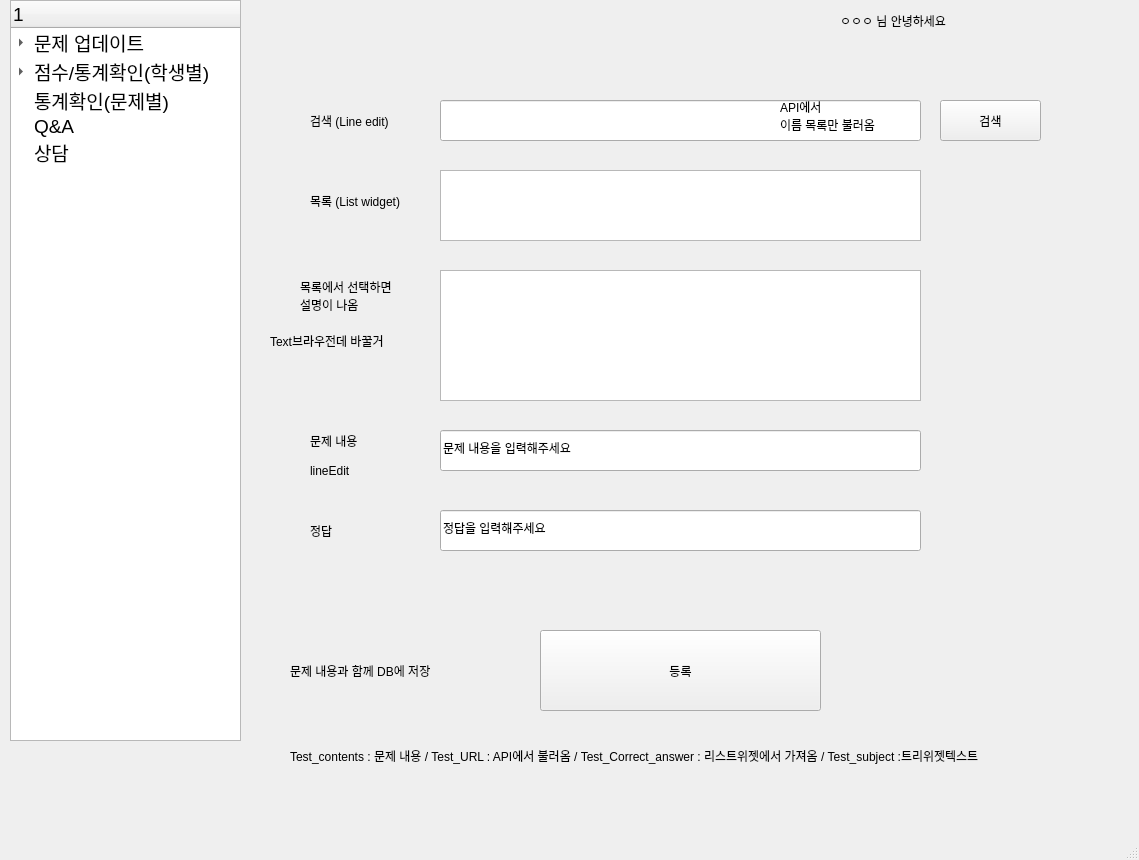
The window that Teacher.ui (gitaeyu/Education_app) describes before a commit, drawn with Qt 5.
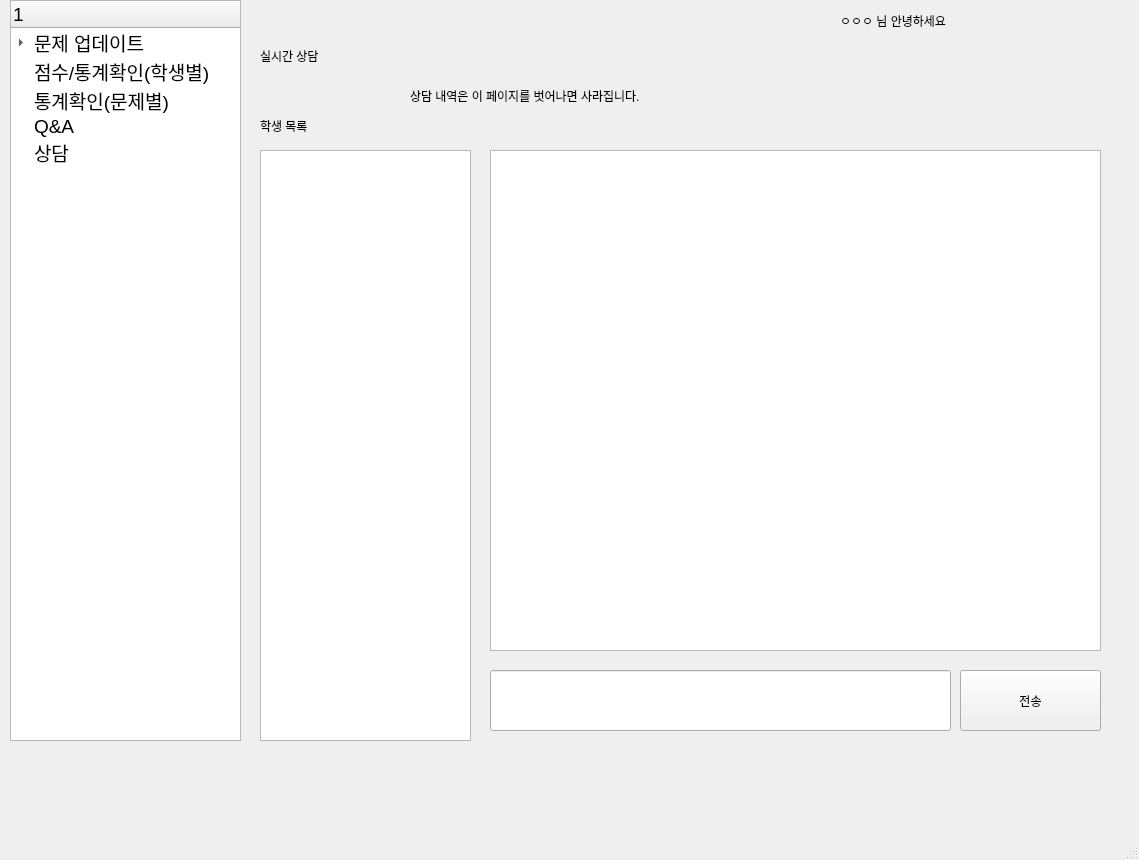
The same window after the commit. The open tabs and pages were chosen to show the change.

The edit to the form file:
```diff
--- a/Teacher.ui
+++ b/Teacher.ui
@@ -48,11 +48,11 @@
          <x>20</x>
          <y>20</y>
          <width>521</width>
-         <height>491</height>
+         <height>601</height>
         </rect>
        </property>
        <property name="currentIndex">
-        <number>1</number>
+        <number>0</number>
        </property>
        <widget class="QWidget" name="page_5">
         <widget class="QLineEdit" name="le_input_ID">
@@ -700,7 +700,7 @@
        </rect>
       </property>
       <property name="currentIndex">
-       <number>0</number>
+       <number>2</number>
       </property>
       <widget class="QWidget" name="page_3">
        <widget class="QLineEdit" name="test_update_search_LE">
@@ -918,7 +918,135 @@
         </property>
        </widget>
       </widget>
-      <widget class="QWidget" name="page_4"/>
+      <widget class="QWidget" name="page_4">
+       <widget class="QLabel" name="label_18">
+        <property name="geometry">
+         <rect>
+          <x>20</x>
+          <y>20</y>
+          <width>131</width>
+          <height>61</height>
+         </rect>
+        </property>
+        <property name="text">
+         <string>점수/통계확인 (학생별)</string>
+        </property>
+       </widget>
+      </widget>
+      <widget class="QWidget" name="page_8">
+       <widget class="QLabel" name="label_19">
+        <property name="geometry">
+         <rect>
+          <x>20</x>
+          <y>20</y>
+          <width>121</width>
+          <height>41</height>
+         </rect>
+        </property>
+        <property name="text">
+         <string>문제별 통계 확인 ??</string>
+        </property>
+       </widget>
+      </widget>
+      <widget class="QWidget" name="page_9">
+       <widget class="QLabel" name="label_17">
+        <property name="geometry">
+         <rect>
+          <x>20</x>
+          <y>20</y>
+          <width>181</width>
+          <height>111</height>
+         </rect>
+        </property>
+        <property name="text">
+         <string>Q&amp;A</string>
+        </property>
+       </widget>
+      </widget>
+      <widget class="QWidget" name="page_10">
+       <widget class="QLabel" name="label_14">
+        <property name="geometry">
+         <rect>
+          <x>10</x>
+          <y>0</y>
+          <width>121</width>
+          <height>31</height>
+         </rect>
+        </property>
+        <property name="text">
+         <string>실시간 상담</string>
+        </property>
+       </widget>
+       <widget class="QLabel" name="label_15">
+        <property name="geometry">
+         <rect>
+          <x>160</x>
+          <y>20</y>
+          <width>601</width>
+          <height>71</height>
+         </rect>
+        </property>
+        <property name="text">
+         <string>상담 내역은 이 페이지를 벗어나면 사라집니다.</string>
+        </property>
+       </widget>
+       <widget class="QListWidget" name="client_list_widget">
+        <property name="geometry">
+         <rect>
+          <x>10</x>
+          <y>110</y>
+          <width>211</width>
+          <height>591</height>
+         </rect>
+        </property>
+       </widget>
+       <widget class="QLabel" name="label_16">
+        <property name="geometry">
+         <rect>
+          <x>10</x>
+          <y>70</y>
+          <width>121</width>
+          <height>31</height>
+         </rect>
+        </property>
+        <property name="text">
+         <string>학생 목록</string>
+        </property>
+       </widget>
+       <widget class="QListWidget" name="Consult_chat_lw">
+        <property name="geometry">
+         <rect>
+          <x>240</x>
+          <y>110</y>
+          <width>611</width>
+          <height>501</height>
+         </rect>
+        </property>
+       </widget>
+       <widget class="QLineEdit" name="consult_chat_le">
+        <property name="geometry">
+         <rect>
+          <x>240</x>
+          <y>630</y>
+          <width>461</width>
+          <height>61</height>
+         </rect>
+        </property>
+       </widget>
+       <widget class="QPushButton" name="consult_chat_send">
+        <property name="geometry">
+         <rect>
+          <x>710</x>
+          <y>630</y>
+          <width>141</width>
+          <height>61</height>
+         </rect>
+        </property>
+        <property name="text">
+         <string>전송</string>
+        </property>
+       </widget>
+      </widget>
      </widget>
      <widget class="QTreeWidget" name="treeWidget">
       <property name="geometry">
@@ -966,21 +1094,6 @@
        <property name="text">
         <string>점수/통계확인(학생별)</string>
        </property>
-       <item>
-        <property name="text">
-         <string>곤충</string>
-        </property>
-       </item>
-       <item>
-        <property name="text">
-         <string>포유류</string>
-        </property>
-       </item>
-       <item>
-        <property name="text">
-         <string>조류</string>
-        </property>
-       </item>
       </item>
       <item>
        <property name="text">
```
